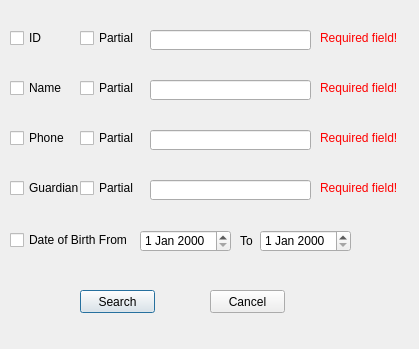
Before: the Qt Designer form Sprint 2/Starting Pages/Advsearch.ui in SDSMT-CSC464-F15/dancesoft, drawn with Qt 5.
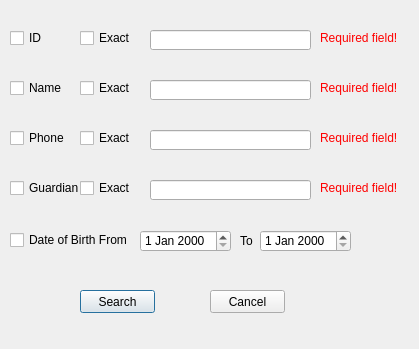
After: the same form once the commit is applied.

What changed in the file:
```diff
--- a/Sprint 2/Starting Pages/Advsearch.ui
+++ b/Sprint 2/Starting Pages/Advsearch.ui
@@ -292,7 +292,7 @@
     </rect>
    </property>
    <property name="text">
-    <string>Partial</string>
+    <string>Exact</string>
    </property>
   </widget>
   <widget class="QCheckBox" name="Name_partial_cobx">
@@ -305,7 +305,7 @@
     </rect>
    </property>
    <property name="text">
-    <string>Partial</string>
+    <string>Exact</string>
    </property>
   </widget>
   <widget class="QCheckBox" name="Phone_partial_cbox">
@@ -318,7 +318,7 @@
     </rect>
    </property>
    <property name="text">
-    <string>Partial</string>
+    <string>Exact</string>
    </property>
   </widget>
   <widget class="QCheckBox" name="Guardian_partial_cbox">
@@ -331,7 +331,7 @@
     </rect>
    </property>
    <property name="text">
-    <string>Partial</string>
+    <string>Exact</string>
    </property>
   </widget>
  </widget>
```
Left out of the diff: 8 changed lines with no effect on the pictures.
